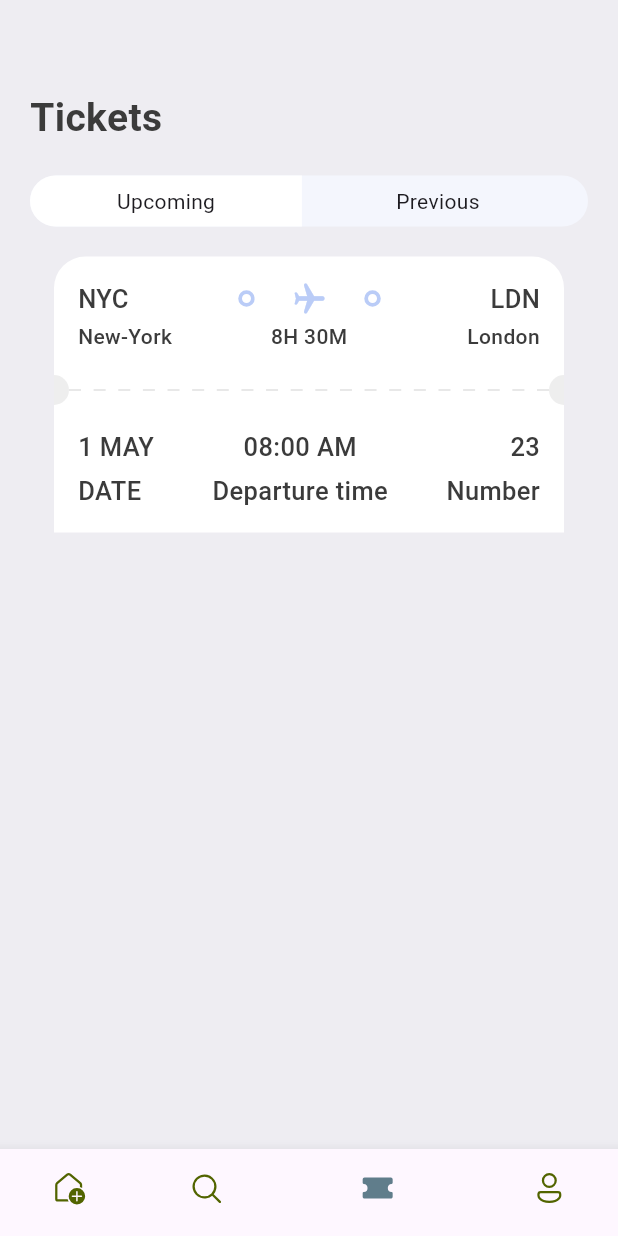
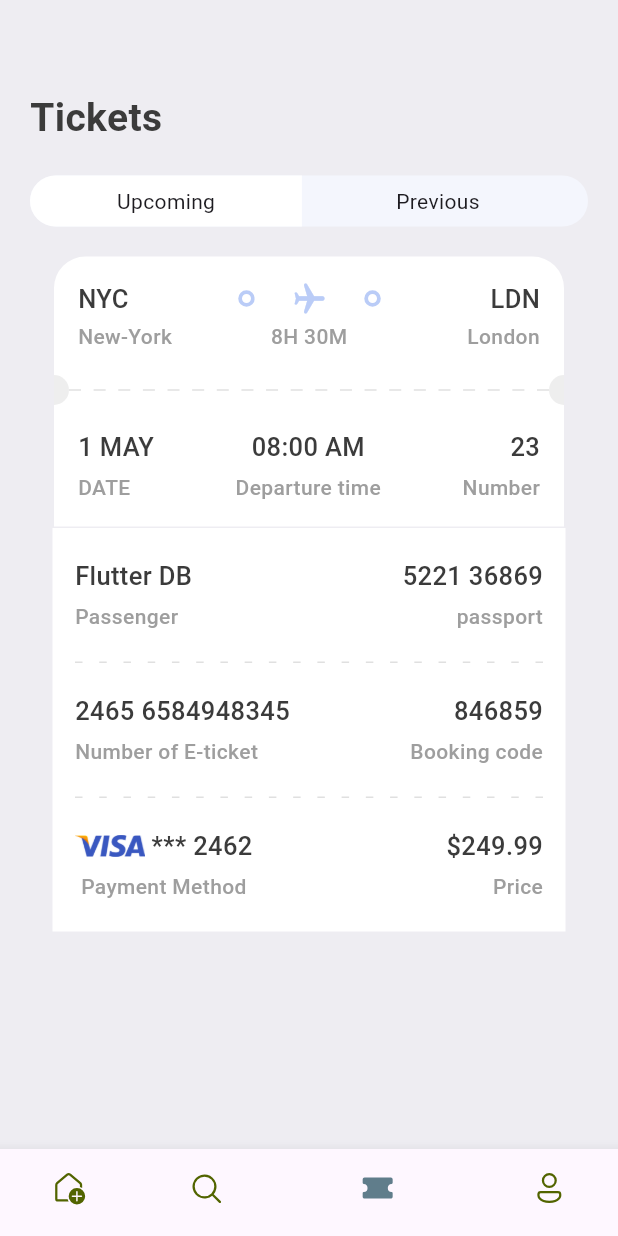
Before and after one commit to patrickNwafo/flutter_project, a Flutter app: the screen it shows after launch, item 3 of the bottom bar chosen, on a phone screen of 412 x 824 dp. Run offline on Flutter 3.47's test engine with Material 3 defaults, Android fonts, the phone set to English and light mode, and no system bars; our stand-ins replace fluentui_icons.

Commit message:
Ticket View part 3

```diff
--- a/lib/base/res/media.dart
+++ b/lib/base/res/media.dart
@@ -3,4 +3,5 @@ class AppMedia{
   static const logo = "$_baseImage/logo.png";
   static const hotelRoom = "$_baseImage/hotel_room.png";
   static const planeSit = "$_baseImage/plane_sit.jpg";
+  static const visaCard = "$_baseImage/visa_card.png";
 }
--- a/lib/base/res/styles/app_styles.dart
+++ b/lib/base/res/styles/app_styles.dart
@@ -17,15 +17,15 @@ class AppStyles {
   static Color planeSecondColor = const Color(0xFFBACCF7);
 
   static TextStyle textStyle =
-    TextStyle(fontSize: 16, color: textColor, fontWeight: FontWeight.w500);
+      TextStyle(fontSize: 16, color: textColor, fontWeight: FontWeight.w500);
 
   static TextStyle headLineStyle1 =
       TextStyle(fontSize: 26, fontWeight: FontWeight.bold, color: textColor);
   static TextStyle headLineStyle3 =
       TextStyle(fontSize: 21, fontWeight: FontWeight.bold, color: textColor);
   static TextStyle headLineStyle2 =
-  TextStyle(fontSize: 17, fontWeight: FontWeight.w500, color: textColor);
+      TextStyle(fontSize: 17, fontWeight: FontWeight.w500, color: textColor);
 
   static TextStyle headLineStyle4 =
-  TextStyle(fontSize: 14, fontWeight: FontWeight.w500, color: textColor);
+      TextStyle(fontSize: 14, fontWeight: FontWeight.w500, color: Colors.grey.shade500);
 }
--- a/lib/base/widgets/app_column_text_layout.dart
+++ b/lib/base/widgets/app_column_text_layout.dart
@@ -1,4 +1,5 @@
 import 'package:flutter/cupertino.dart';
+import 'package:ticket_app/base/widgets/text_style_fourth.dart';
 import 'package:ticket_app/base/widgets/text_style_third.dart';
 
 class AppColumnTextLayout extends StatelessWidget {
@@ -22,7 +23,7 @@ class AppColumnTextLayout extends StatelessWidget {
         const SizedBox(
           height: 5,
         ),
-        TextStyleThird(text: bottomText, isColor: isColor,),
+        TextStyleFourth(text: bottomText, isColor: isColor,),
       ],
     );
   }
--- a/lib/base/widgets/ticket_view.dart
+++ b/lib/base/widgets/ticket_view.dart
@@ -23,7 +23,7 @@ class TicketView extends StatelessWidget {
 
     return SizedBox(
       width: size.width * 0.85,
-      height: 189,
+      height: 180,
       child: Container(
         margin: EdgeInsets.only(right: wholeScreen == true ? 0 : 16),
         child: Column(
--- a/lib/screens/tickets/ticket_screen.dart
+++ b/lib/screens/tickets/ticket_screen.dart
@@ -1,8 +1,12 @@
 import 'package:flutter/material.dart';
 import 'package:ticket_app/base/res/styles/app_styles.dart';
 import 'package:ticket_app/base/utils/app_jason.dart';
+import 'package:ticket_app/base/widgets/app_column_text_layout.dart';
+import 'package:ticket_app/base/widgets/app_layoutbuilder_widget.dart';
 import 'package:ticket_app/base/widgets/ticket_view.dart';
 import 'package:ticket_app/screens/search/widgets/app_ticket_tabs.dart';
+
+import '../../base/res/media.dart';
 
 class TicketScreen extends StatelessWidget {
   const TicketScreen({super.key});
@@ -12,7 +16,7 @@ class TicketScreen extends StatelessWidget {
     return Scaffold(
       backgroundColor: AppStyles.bgColor,
       body: ListView(
-        padding: EdgeInsets.symmetric(vertical: 20, horizontal: 20),
+        padding: const EdgeInsets.symmetric(vertical: 20, horizontal: 20),
         children: [
           const SizedBox(height: 40,),
           Text("Tickets", style: AppStyles.headLineStyle1,),
@@ -25,6 +29,79 @@ class TicketScreen extends StatelessWidget {
           Container(
             padding: const EdgeInsets.only(left: 16),
               child: TicketView(ticket: ticketList[0],isColor: true,)
+          ),
+          const SizedBox(height: 1,),
+          Container(
+            margin: const EdgeInsets.symmetric(horizontal: 15),
+            padding: EdgeInsets.symmetric(horizontal: 15, vertical: 20),
+            color: AppStyles.ticketColor,
+            child:  Column(
+              children: [
+                const Row(
+                  mainAxisAlignment: MainAxisAlignment.spaceBetween,
+                  children: [
+                    AppColumnTextLayout(
+                        topText: "Flutter DB",
+                        bottomText: "Passenger",
+                        alignment: CrossAxisAlignment.start,
+                      isColor: true,
+                    ),
+                    AppColumnTextLayout(
+                      topText: "5221 36869",
+                      bottomText: "passport",
+                      alignment: CrossAxisAlignment.end,
+                      isColor: true,
+                    )
+                  ],
+                ),
+                const SizedBox(height: 20,),
+                const AppLayoutBuilderWidget(randomDivider: 15, width: 5, isColor: false,),
+                const SizedBox(height: 20,),
+                const Row(
+                  mainAxisAlignment: MainAxisAlignment.spaceBetween,
+                  children: [
+                    AppColumnTextLayout(
+                      topText: "2465 6584948345",
+                      bottomText: "Number of E-ticket",
+                      alignment: CrossAxisAlignment.start,
+                      isColor: true,
+                    ),
+                    AppColumnTextLayout(
+                      topText: "846859",
+                      bottomText: "Booking code",
+                      alignment: CrossAxisAlignment.end,
+                      isColor: true,
+                    )
+                  ],
+                ),
+                const SizedBox(height: 20,),
+                const AppLayoutBuilderWidget(randomDivider: 15, width: 5, isColor: false,),
+                const SizedBox(height: 20,),
+                Row(
+                  mainAxisAlignment: MainAxisAlignment.spaceBetween,
+                  children: [
+                    Column(
+                      children: [
+                        Row(
+                          children: [
+                            Image.asset(AppMedia.visaCard, scale: 11,),
+                            Text(" *** 2462", style: AppStyles.headLineStyle2,)
+                          ],
+                        ),
+                        const SizedBox(height: 5,),
+                        Text("Payment Method", style: AppStyles.headLineStyle4,)
+                      ],
+                    ),
+                    const AppColumnTextLayout(
+                      topText: "\$249.99",
+                      bottomText: "Price",
+                      alignment: CrossAxisAlignment.end,
+                      isColor: true,
+                    )
+                  ],
+                ),
+              ],
+            ),
           )
         ],
       ),
```
Also changed, not shown: lib/base/widgets/text_style_fourth.dart (+9 -4 lines).
